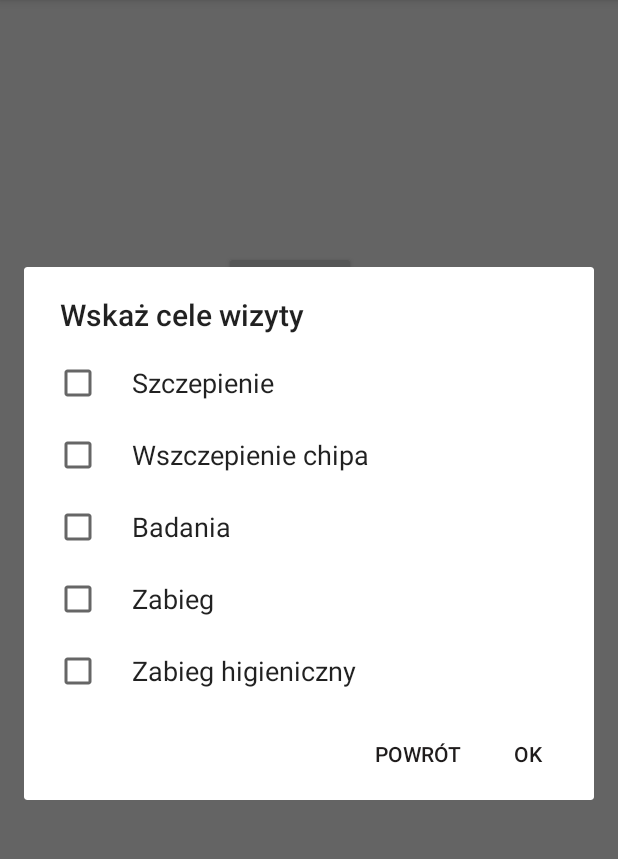
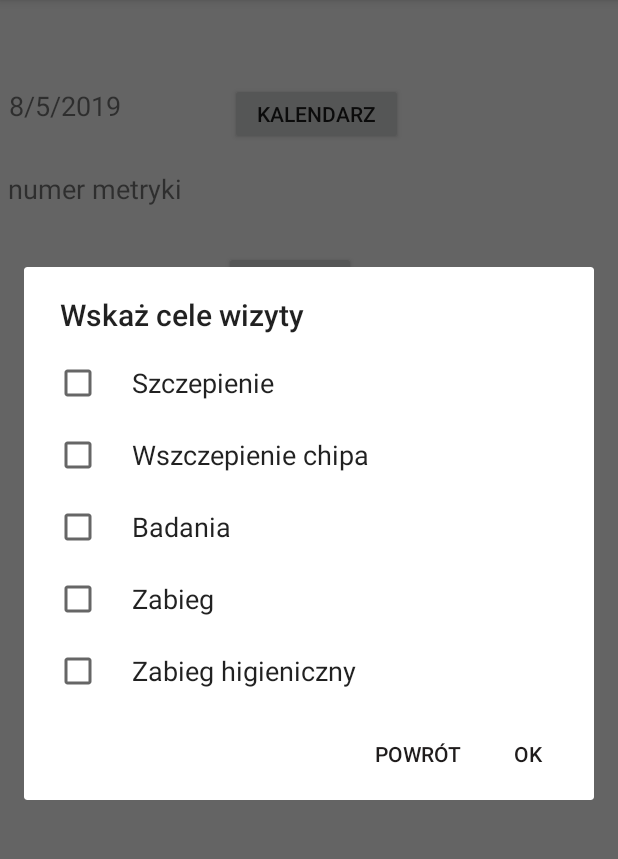
Before and after one commit to kapete112/ZwierzakPop, an Android app: the wizRodz screen opened directly, with no data from a screen before it, after a tap on "WYBIERZ", on a phone screen of 412 x 824 dp, the part 84-943 px from its top. Run offline under Robolectric (Android 15) with nearby library versions, the phone set to English and light mode, and no system bars.

Commit message:
przygotowanie pod firebase

```diff
--- a/app/src/main/java/com/example/zwierzaki/wizRodz.java
+++ b/app/src/main/java/com/example/zwierzaki/wizRodz.java
@@ -1,20 +1,28 @@
 package com.example.zwierzaki;
 
+import android.app.DatePickerDialog;
 import android.content.DialogInterface;
+import android.graphics.drawable.Drawable;
 import android.os.Bundle;
 import android.support.v7.app.AlertDialog;
 import android.support.v7.app.AppCompatActivity;
+import android.view.LayoutInflater;
 import android.view.View;
 import android.widget.Button;
+import android.widget.DatePicker;
+import android.widget.EditText;
+import android.widget.ImageView;
 import android.widget.Spinner;
 import android.widget.TextView;
 import android.widget.Toast;
 
 import java.util.ArrayList;
+import java.util.Calendar;
 import java.util.List;
 
 public class wizRodz extends AppCompatActivity {
 
+    DatePickerDialog datePickerDialog;
     Button mOrder;
     TextView mItemSelected;
     String[] listItems;
@@ -29,6 +37,13 @@ public class wizRodz extends AppCompatActivity {
     String[] higienItems;
     boolean[] checkedHigien;
     ArrayList<Integer> higienUserItem = new ArrayList<>();
+    private Button btnKalendarz;
+    private TextView textKalendarz;
+    private int year;
+    private int month;
+    private int dayOfMonth;
+    private Calendar calendar;
+
     @Override
     protected void onCreate(Bundle savedInstanceState) {
         super.onCreate(savedInstanceState);
@@ -36,6 +51,34 @@ public class wizRodz extends AppCompatActivity {
 
         mOrder = (Button) findViewById(R.id.btnOrder);
         mItemSelected = (TextView) findViewById(R.id.tvItemSelected);
+        btnKalendarz = findViewById(R.id.buttonKalendarz2);
+        textKalendarz = findViewById(R.id.textViewKalendarz2);
+        calendar = Calendar.getInstance();
+        year = calendar.get(Calendar.YEAR);
+        month = calendar.get(Calendar.MONTH);
+        dayOfMonth = calendar.get(Calendar.DAY_OF_MONTH);
+        textKalendarz.setText(dayOfMonth + "/" + (month + 1) + "/" + year);
+        btnKalendarz.setOnClickListener(new View.OnClickListener() {
+            @Override
+            public void onClick(View v) {
+                calendar = Calendar.getInstance();
+                year = calendar.get(Calendar.YEAR);
+                month = calendar.get(Calendar.MONTH);
+                dayOfMonth = calendar.get(Calendar.DAY_OF_MONTH);
+                datePickerDialog = new DatePickerDialog(wizRodz.this,
+                        new DatePickerDialog.OnDateSetListener() {
+                            @Override
+                            public void onDateSet(DatePicker datePicker, int year, int month, int day) {
+                                textKalendarz.setText(day + "/" + (month + 1) + "/" + year);
+                            }
+                        }, year, month, dayOfMonth);
+                //datePickerDialog.getDatePicker().setMinDate(System.currentTimeMillis());
+                datePickerDialog.show();
+
+
+            }
+        });
+
 
         listItems = getResources().getStringArray(R.array.shopping_item);
         checkedItems = new boolean[listItems.length];
@@ -43,7 +86,7 @@ public class wizRodz extends AppCompatActivity {
         mOrder.setOnClickListener(new View.OnClickListener() {
             @Override
             public void onClick(View view) {
-                AlertDialog.Builder mBuilder = new AlertDialog.Builder(wizRodz.this);
+                final AlertDialog.Builder mBuilder = new AlertDialog.Builder(wizRodz.this);
                 mBuilder.setTitle(R.string.dialog_title);
                 mBuilder.setMultiChoiceItems(listItems, checkedItems, new DialogInterface.OnMultiChoiceClickListener() {
                     @Override
@@ -55,7 +98,6 @@ public class wizRodz extends AppCompatActivity {
                         }
                     }
                 });
-
                 mBuilder.setCancelable(false);
                 mBuilder.setPositiveButton(R.string.ok_label, new DialogInterface.OnClickListener() {
                     @Override
@@ -72,6 +114,9 @@ public class wizRodz extends AppCompatActivity {
                     }
                 });
 
+
+
+
                 mBuilder.setNegativeButton(R.string.dismiss_label, new DialogInterface.OnClickListener() {
                     @Override
                     public void onClick(DialogInterface dialogInterface, int i) {
@@ -84,16 +129,20 @@ public class wizRodz extends AppCompatActivity {
 
         });
 
+
     }
 
     protected void szczep(int id) {
         if (!mUserItems.isEmpty()) {
+            LayoutInflater inflater = LayoutInflater.from(wizRodz.this);
+
             for (int i = 0; i < mUserItems.size(); i++) {
                 switch (listItems[mUserItems.get(i)]) {
                     case "Szczepienie":
-                        Toast.makeText(wizRodz.this, "Szczepienie", Toast.LENGTH_SHORT).show();
                         szczepItems = getResources().getStringArray(R.array.szczep_menu);
                         checkedSzczep = new boolean[szczepItems.length];
+                        View subViewszczep = inflater.inflate(R.layout.dialog_layout, null);
+                        final EditText subEditText = subViewszczep.findViewById(R.id.dialogEditText);
                         AlertDialog.Builder szczep = new AlertDialog.Builder(wizRodz.this);
                         szczep.setTitle("wybierz szczepionki");
                         szczep.setMultiChoiceItems(szczepItems, checkedSzczep, new DialogInterface.OnMultiChoiceClickListener() {
@@ -106,19 +155,22 @@ public class wizRodz extends AppCompatActivity {
                                 }
                             }
                         });
+                        szczep.setView(subViewszczep);
                         szczep.setCancelable(false);
                         szczep.setPositiveButton("Dodaj", new DialogInterface.OnClickListener() {
                             @Override
                             public void onClick(DialogInterface dialog, int which) {
 
+                                for(int i=0;i<szczepUserItem.size();i++)
+                                {
+                                    if(szczepUserItem.get(i)==5 && !subEditText.getText().toString().matches(""))
+                                    {
+                                        Toast.makeText(wizRodz.this, szczepItems[5], Toast.LENGTH_SHORT).show();
+                                    }
+                                }
                             }
                         });
-                        /*szczep.setNegativeButton(R.string.dismiss_label, new DialogInterface.OnClickListener() {
-                            @Override
-                            public void onClick(DialogInterface dialogInterfac, int i) {
-                                dialogInterfac.dismiss();
-                            }
-                        });*/
+
                         AlertDialog szczepOkno = szczep.create();
                         szczepOkno.show();
                         break;
@@ -127,9 +179,14 @@ public class wizRodz extends AppCompatActivity {
                         Toast.makeText(wizRodz.this, "Wszczepienie chipa", Toast.LENGTH_SHORT).show();
                         break;
                     case "Badania":
-                        Toast.makeText(wizRodz.this, "Badania", Toast.LENGTH_SHORT).show();
                         badItems = getResources().getStringArray(R.array.badania);
                         checkedBad = new boolean[badItems.length];
+
+                        inflater = LayoutInflater.from(wizRodz.this);
+                        View subViewBad = inflater.inflate(R.layout.dialog_layout, null);
+                        final EditText subEditText1 = subViewBad.findViewById(R.id.dialogEditText);
+
+
                         AlertDialog.Builder badanie = new AlertDialog.Builder(wizRodz.this);
                         badanie.setTitle("wybierz badania");
                         badanie.setMultiChoiceItems(badItems, checkedBad, new DialogInterface.OnMultiChoiceClickListener() {
@@ -142,11 +199,18 @@ public class wizRodz extends AppCompatActivity {
                                 }
                             }
                         });
+                        badanie.setView(subViewBad);
                         badanie.setCancelable(false);
                         badanie.setPositiveButton("Dodaj", new DialogInterface.OnClickListener() {
                             @Override
                             public void onClick(DialogInterface dialog, int which) {
-
+                                for(int i=0;i<badUserItem.size();i++)
+                                {
+                                    if(badUserItem.get(i)==7 && !subEditText1.getText().toString().matches(""))
+                                    {
+                                        Toast.makeText(wizRodz.this, badItems[5], Toast.LENGTH_SHORT).show();
+                                    }
+                                }
                             }
                         });
                         /*szczep.setNegativeButton(R.string.dismiss_label, new DialogInterface.OnClickListener() {
@@ -162,12 +226,13 @@ public class wizRodz extends AppCompatActivity {
                         Toast.makeText(wizRodz.this, "Zabieg", Toast.LENGTH_SHORT).show();
                         break;
                     case "Zabieg higieniczny":
-
-                        Toast.makeText(wizRodz.this, "Zabieg higieniczny", Toast.LENGTH_SHORT).show();
                         higienItems = getResources().getStringArray(R.array.zabHignien);
                         checkedHigien = new boolean[higienItems.length];
+                        inflater = LayoutInflater.from(wizRodz.this);
+                        View subViewZabHig = inflater.inflate(R.layout.dialog_layout, null);
+                        final EditText subEditText2 = subViewZabHig.findViewById(R.id.dialogEditText);
                         AlertDialog.Builder higien = new AlertDialog.Builder(wizRodz.this);
-                        higien.setTitle("wybierz badania");
+                        higien.setTitle("wybierz zabiegi");
                         higien.setMultiChoiceItems(higienItems, checkedHigien, new DialogInterface.OnMultiChoiceClickListener() {
                             @Override
                             public void onClick(DialogInterface dialogInterface, int position, boolean isChecked) {
@@ -178,11 +243,18 @@ public class wizRodz extends AppCompatActivity {
                                 }
                             }
                         });
+                        higien.setView(subViewZabHig);
                         higien.setCancelable(false);
                         higien.setPositiveButton("Dodaj", new DialogInterface.OnClickListener() {
                             @Override
                             public void onClick(DialogInterface dialog, int which) {
-
+                                for(int i=0;i<higienUserItem.size();i++)
+                                {
+                                    if(higienUserItem.get(i)==5 && !subEditText2.getText().toString().matches(""))
+                                    {
+                                        Toast.makeText(wizRodz.this, higienItems[5], Toast.LENGTH_SHORT).show();
+                                    }
+                                }
                             }
                         });
                         /*szczep.setNegativeButton(R.string.dismiss_label, new DialogInterface.OnClickListener() {
--- a/app/src/main/res/layout/activity_wiz_rodz.xml
+++ b/app/src/main/res/layout/activity_wiz_rodz.xml
@@ -7,6 +7,50 @@
 
     android:gravity="clip_vertical"
     tools:context=".wizRodz">
+
+    <TextView
+        android:id="@+id/textViewKalendarz2"
+        android:layout_width="119dp"
+        android:layout_height="33dp"
+        android:layout_alignParentStart="true"
+        android:layout_alignParentTop="true"
+        android:layout_marginStart="6dp"
+        android:layout_marginTop="58dp"
+        android:layout_marginEnd="8dp"
+        android:text="Data"
+        android:textSize="18sp"
+        app:layout_constraintEnd_toStartOf="@+id/buttonKalendarz"
+        app:layout_constraintStart_toStartOf="parent"
+        app:layout_constraintTop_toBottomOf="@+id/editText_metryka_ojca" />
+
+    <TextView
+        android:id="@+id/textViewNrMetr"
+        android:layout_width="119dp"
+        android:layout_height="33dp"
+        android:layout_alignParentStart="true"
+        android:layout_alignParentTop="true"
+        android:layout_marginStart="5dp"
+        android:layout_marginTop="113dp"
+        android:layout_marginEnd="8dp"
+        android:text="numer metryki"
+        android:textSize="18sp"
+        app:layout_constraintEnd_toStartOf="@+id/buttonKalendarz"
+        app:layout_constraintStart_toStartOf="parent"
+        app:layout_constraintTop_toBottomOf="@+id/editText_metryka_ojca" />
+
+    <Button
+        android:id="@+id/buttonKalendarz2"
+        android:layout_width="115dp"
+        android:layout_height="41dp"
+        android:layout_alignParentStart="true"
+        android:layout_alignParentTop="true"
+        android:layout_marginStart="153dp"
+        android:layout_marginTop="55dp"
+        android:layout_marginEnd="8dp"
+        android:text="Kalendarz"
+        app:layout_constraintEnd_toEndOf="parent"
+        app:layout_constraintStart_toEndOf="@+id/textViewKalendarz"
+        app:layout_constraintTop_toBottomOf="@+id/editText_metryka_ojca" />
 
     <TextView
         android:id="@+id/tvItemSelected"
--- a/app/src/main/res/values/strings.xml
+++ b/app/src/main/res/values/strings.xml
@@ -25,6 +25,7 @@
         <item>Nosówka</item>
         <item>Leptospiroza</item>
         <item>Choroba Rubartha</item>
+        <item>Inne</item>
     </string-array>
 
     <string-array name="badania">
@@ -35,6 +36,7 @@
         <item>RTG</item>
         <item>EKG</item>
         <item>USG</item>
+        <item>Inne</item>
     </string-array>
     <string-array name="zabHignien">
         <item>Czyszczenie zębów</item>
@@ -42,5 +44,6 @@
         <item>Czyszczenie uszu</item>
         <item>Strzyżenie sierści</item>
         <item>Usuwanie kamienia nazębnego</item>
+        <item>Inne</item>
     </string-array>
 </resources>
```
Also changed, not shown: 124 other files.
